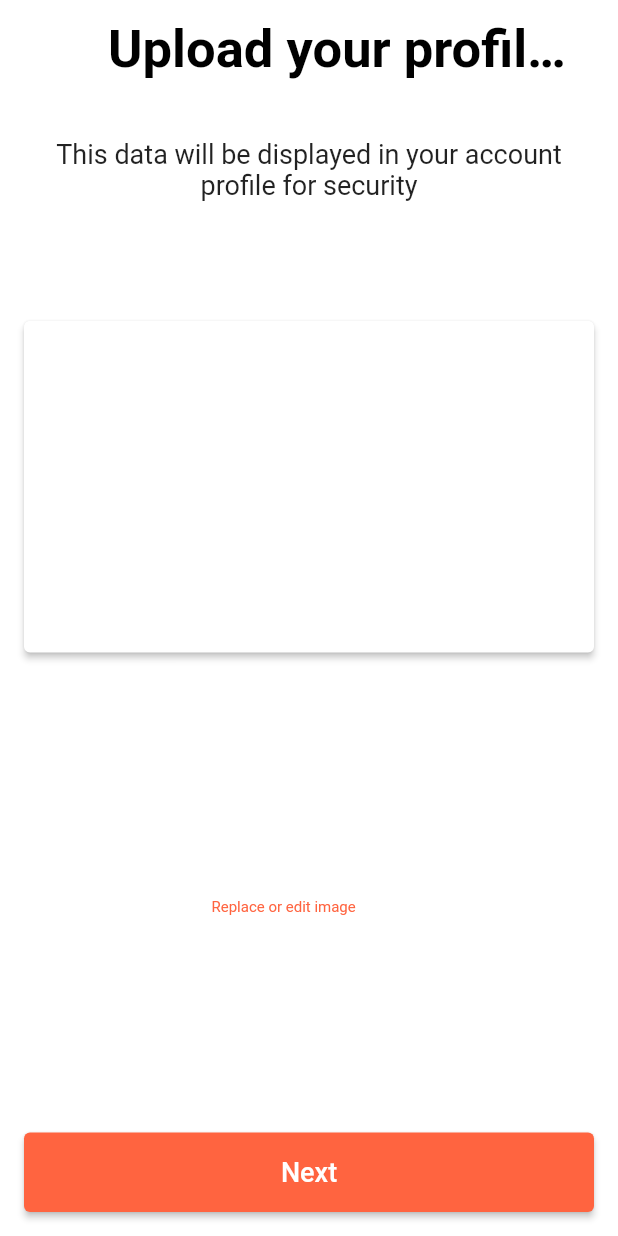
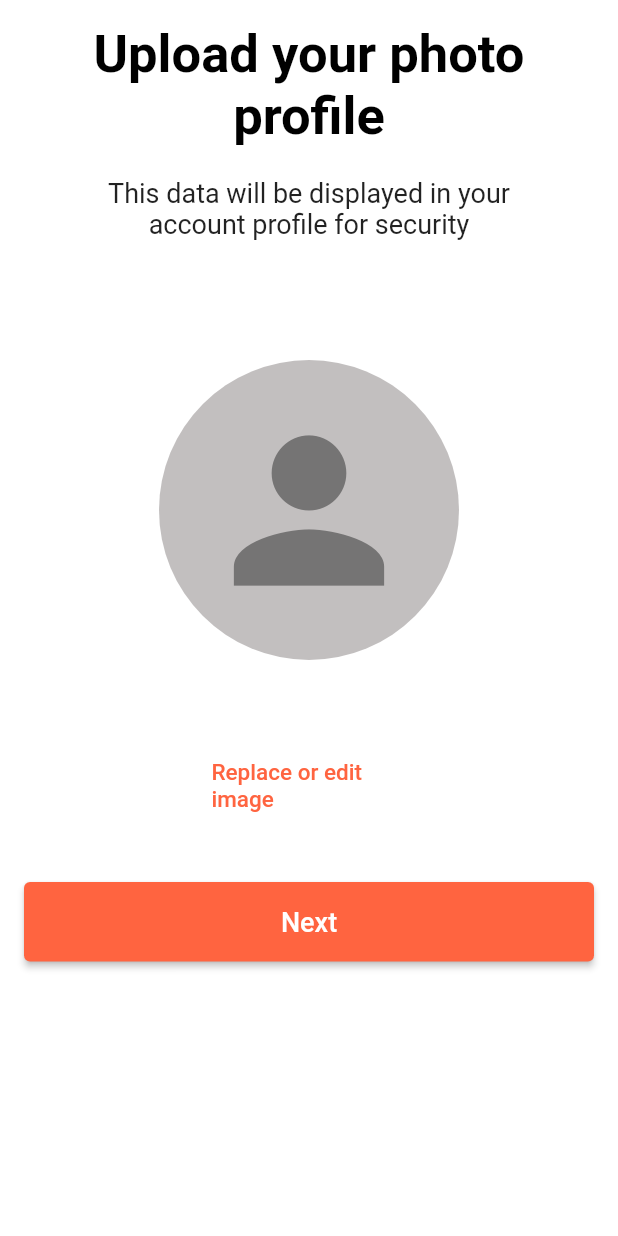
Before and after one commit to flutter-preview/VachellChristiansen-BigFood, a Flutter app: the UploadProfilePage screen opened directly, on a phone screen of 412 x 824 dp. Run offline on Flutter 3.47's test engine with Material 2 defaults, Android fonts, the phone set to English and light mode, and no system bars; missing offline and left inert: file_selector; project files that could hold a hidden picture were left out.

Commit message:
Memperbaiki file upload photo

```diff
--- a/lib/Components/profile_screen.dart
+++ /dev/null
@@ -1,101 +0,0 @@
-import 'package:flutter/material.dart';
-
-class UploadProfilePage extends StatelessWidget {
-  @override
-  Widget build(BuildContext context) {
-    return Scaffold(
-      appBar: AppBar(
-        backgroundColor: Colors.white,
-        elevation: 0,
-        centerTitle: true,
-        title: Transform.translate(
-          offset: Offset(0, 5),
-          child: Text(
-            'Upload your profile photo',
-            style: TextStyle(
-              fontSize: 35,
-              fontWeight: FontWeight.bold,
-              color: Colors.black,
-            ),
-          ),
-        ),
-      ),
-      backgroundColor: Color.fromARGB(255, 255, 255, 255),
-      body: Padding(
-        padding: const EdgeInsets.all(16.0),
-        child: Column(
-          crossAxisAlignment: CrossAxisAlignment.stretch,
-          children: <Widget>[
-            SizedBox(height: 20.0),
-            Text(
-              'This data will be displayed in your account profile for security',
-              textAlign: TextAlign.center,
-              style: TextStyle(
-                fontSize: 18.0,
-              ),
-            ),
-            SizedBox(height: 80.0),
-            ElevatedButton(
-              onPressed: () {
-                // Navigate to the next page
-              },
-              style: ElevatedButton.styleFrom(
-                primary: Color(int.parse('FFFFFF', radix: 16)).withOpacity(1.0),
-                padding: EdgeInsets.symmetric(vertical: 100.0),
-
-              ),
-              child: Text(
-                'Photo',
-                style: TextStyle(fontSize: 18.0),
-              ),
-            ),
-            SizedBox(height: 40.0),
-            Expanded(
-              child: Column(
-                mainAxisAlignment: MainAxisAlignment.spaceEvenly,
-                children: <Widget>[
-                  UploadProfile(),
-                ],
-              ),
-            ),
-            SizedBox(height: 20.0),
-            ElevatedButton(
-              onPressed: () {
-                // Navigate to the next page
-              },
-              style: ElevatedButton.styleFrom(
-                primary: Color(int.parse('FF6440', radix: 16)).withOpacity(1.0),
-                padding: EdgeInsets.symmetric(vertical: 16.0),
-              ),
-              child: Text(
-                'Next',
-                style: TextStyle(fontSize: 18.0),
-              ),
-            ),
-          ],
-        ),
-      ),
-    );
-  }
-}
-
-class UploadProfile extends StatelessWidget {
-
-  const UploadProfile({Key? key})
-      : super(key: key);
-
-  @override
-  Widget build(BuildContext context) {
-    return Container(
-      margin: EdgeInsets.symmetric(vertical: 10.0, horizontal: 25.0),
-      child: ListTile(
-        contentPadding: EdgeInsets.symmetric(vertical: 16.0, horizontal: 100.0),
-        title: Text(
-          'Replace or edit image',
-          style:
-          TextStyle(fontSize: 10.0, color: Color.fromRGBO(255, 100, 64, 1)),
-        ),
-      ),
-    );
-  }
-}
--- /dev/null
+++ b/lib/Components/uploadphoto_screen.dart
@@ -0,0 +1,134 @@
+import 'package:file_selector/file_selector.dart';
+import 'package:flutter/material.dart';
+
+void main() {
+  runApp(MaterialApp(
+    home: UploadProfilePage(),
+  ));
+}
+
+class UploadProfilePage extends StatelessWidget {
+  Future<void> _pickImage(BuildContext context) async {
+    final XTypeGroup typeGroup = XTypeGroup(
+      label: 'images',
+      extensions: ['jpg', 'jpeg', 'png'],
+    );
+
+    final List<XFile> pickedImages = await openFiles(
+      acceptedTypeGroups: [typeGroup],
+    );
+
+    if (pickedImages != null && pickedImages.isNotEmpty) {
+      // Image selected, do something with it
+      String imagePath = pickedImages[0].path;
+      // ...
+    }
+  }
+
+  @override
+  Widget build(BuildContext context) {
+    return Scaffold(
+      backgroundColor: Color.fromARGB(255, 255, 255, 255),
+      body: Padding(
+        padding: const EdgeInsets.all(16.0),
+        child: SingleChildScrollView(
+          child: Column(
+            crossAxisAlignment: CrossAxisAlignment.stretch,
+            children: <Widget>[
+              Text(
+                textAlign: TextAlign.center,
+                'Upload your photo \nprofile',
+                style: TextStyle(
+                  fontSize: 35,
+                  fontWeight: FontWeight.bold,
+                  color: Colors.black,
+                ),
+              ),
+              SizedBox(height: 20.0),
+              Text(
+                'This data will be displayed in your \naccount profile for security',
+                textAlign: TextAlign.center,
+                style: TextStyle(
+                  fontSize: 18.0,
+                ),
+              ),
+              SizedBox(height: 80.0),
+              Container(
+                width: 200.0,
+                height: 200.0,
+                decoration: BoxDecoration(
+                  shape: BoxShape.circle,
+                  color: Color.fromARGB(255, 194, 191, 191), // Ganti dengan warna abu-abu yang Anda inginkan
+                ),
+                child: RawMaterialButton(
+                  onPressed: () {
+                    _pickImage(context); // Panggil fungsi untuk memilih gambar
+                  },
+                  shape: CircleBorder(),
+                  padding: EdgeInsets.all(24.0),
+                  child: Icon(
+                    Icons.person,
+                    size: 150.0,
+                    color: Color.fromARGB(255, 117, 116, 116),
+                  ),
+                ),
+              ),
+
+              SizedBox(height: 40.0),
+              Column(
+                mainAxisAlignment: MainAxisAlignment.spaceEvenly,
+                children: <Widget>[
+                  UploadProfile(
+                    onPressed: () {
+                      _pickImage(context); // Panggil fungsi untuk memilih gambar
+                    },
+                  ),
+                ],
+              ),
+              SizedBox(height: 20.0),
+              ElevatedButton(
+                onPressed: () {
+                  // Navigate to the next page
+                },
+                style: ElevatedButton.styleFrom(
+                  primary: Color(int.parse('FF6440', radix: 16)).withOpacity(1.0),
+                  padding: EdgeInsets.symmetric(vertical: 16.0),
+                ),
+                child: Text(
+                  'Next',
+                  style: TextStyle(fontSize: 18.0),
+                ),
+              ),
+            ],
+          ),
+        ),
+      ),
+    );
+  }
+}
+
+class UploadProfile extends StatelessWidget {
+  const UploadProfile({Key? key, required this.onPressed}) : super(key: key);
+
+  final VoidCallback onPressed;
+
+  @override
+  Widget build(BuildContext context) {
+    return Container(
+      margin: EdgeInsets.symmetric(vertical: 10.0, horizontal: 25.0),
+      child: TextButton(
+        onPressed: onPressed, // Menggunakan callback onPressed yang diberikan
+        style: TextButton.styleFrom(
+          primary: Colors.transparent,
+          padding: EdgeInsets.symmetric(vertical: 16.0, horizontal: 100.0),
+        ),
+        child: Center(
+          child: Text(
+            'Replace or edit image',
+            style: TextStyle(fontSize: 15.0, color: Color.fromRGBO(255, 100, 64, 1)),
+          ),
+        ),
+      ),
+    );
+  }
+}
--- a/lib/main.dart
+++ b/lib/main.dart
@@ -6,6 +6,8 @@ import 'package:flutter/material.dart';
 import 'Components/login_screen.dart';
 import 'Components/onboarding_one_screen.dart';
 import 'Components/payment_screen.dart';
+import 'Components/uploadphoto_screen.dart';
+import 'Components/signup_process_screen.dart';
 import 'Components/signup_screen.dart';
 import 'Components/verificationcode_screen.dart';
 
@@ -33,9 +35,11 @@ class MyApp extends StatelessWidget {
         '/welcome2': (context) => const OnboardingTwoScreen(),
         '/testing': (context) =>  TestingScreen(),
         '/payment': (context) =>  const PaymentMethodPage(),
+        '/signup1': (context) =>  SignUpProcess(),
         '/login': (context) =>  LoginScreen(),
         '/signup': (context) =>  SignUpScreen(),
         '/verification': (context) =>  VerificationScreen(),
+        '/profile': (context) =>  UploadProfilePage(),
       },
     );
   }
```
